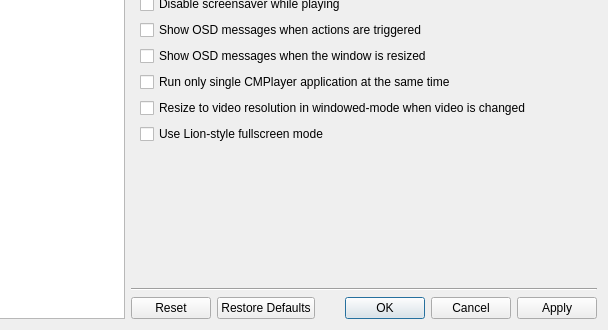
The window that src/cmplayer/ui/prefdialog.ui (bylee20/bomi) describes before a commit, drawn with Qt 5; both pictures show x 86 to 694 and y 244 to 574 of the 694 by 574 pixel window.
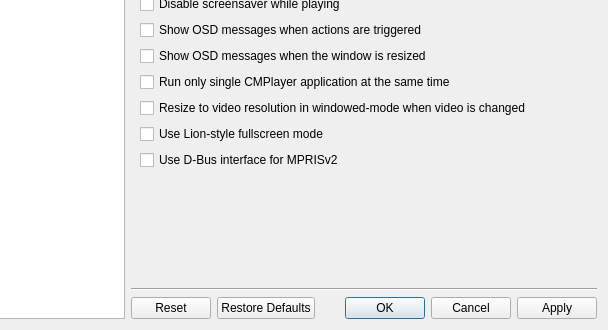
The same window after the commit. The open tabs and pages were chosen to show the change. Icons and pictures are not drawn. Custom widgets are drawn as their Qt base class.

Commit message: * New: basic support for MPRISv2

Patch:
```diff
--- a/src/cmplayer/ui/prefdialog.ui
+++ b/src/cmplayer/ui/prefdialog.ui
@@ -2860,6 +2860,13 @@
            </property>
           </widget>
          </item>
+         <item>
+          <widget class="QCheckBox" name="use_mpris2">
+           <property name="text">
+            <string>Use D-Bus interface for MPRISv2</string>
+           </property>
+          </widget>
+         </item>
          <item>
           <spacer name="verticalSpacer_10">
            <property name="orientation">
```
Left out of the diff: 2 changed lines with no effect on the pictures. The commit also changes 24 other files.
